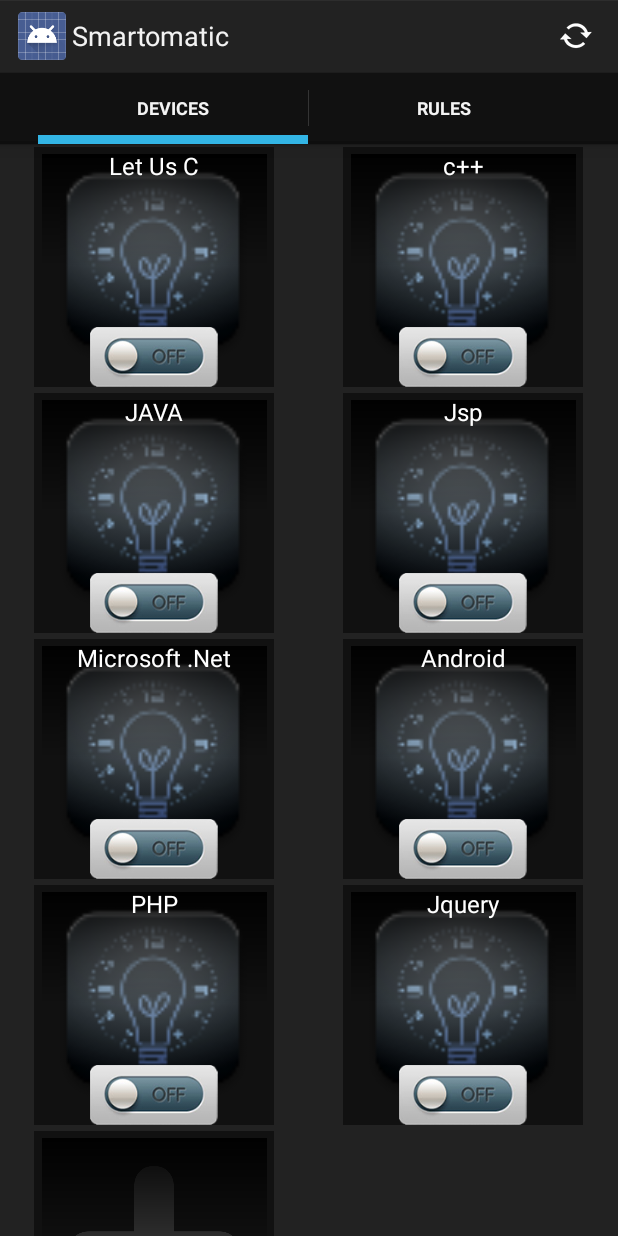
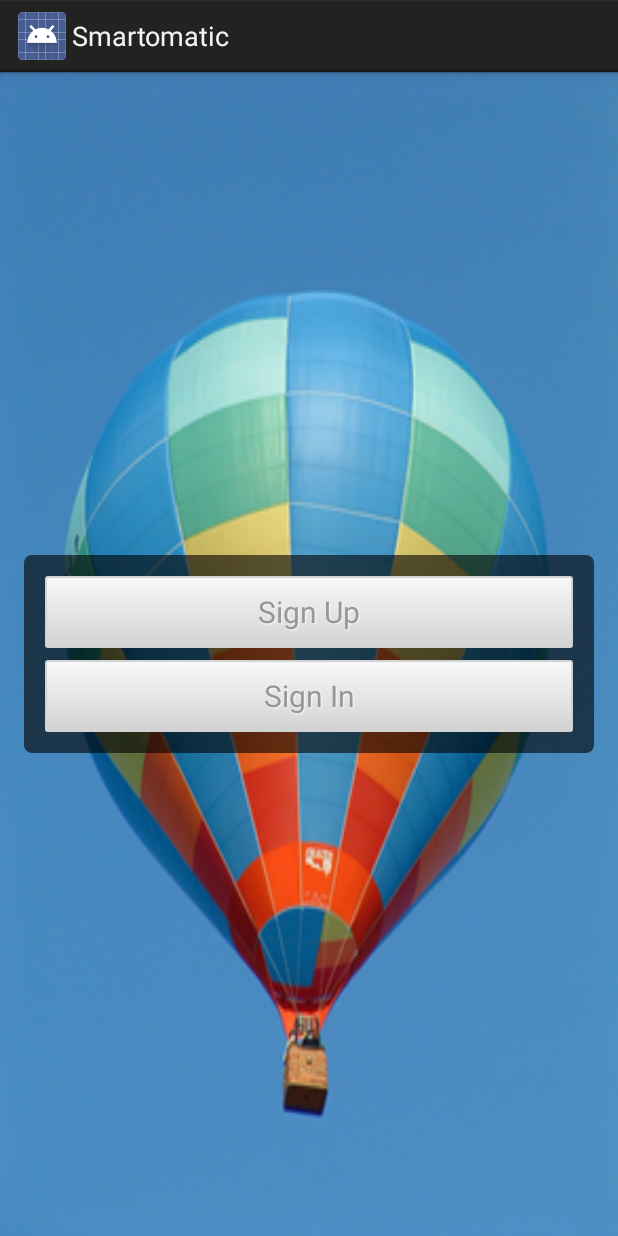
Before and after one commit to Xeaphii/FYP, an Android app: the screen it shows after launch (MainActivity before the commit, InitializationSetup after it), on a phone screen of 412 x 824 dp. Run offline under Robolectric (Android 15) with nearby library versions, the phone set to English and light mode, and no system bars.

Commit message:
Android App Refinement, Internet Connected, Signup/Signin

```diff
--- /dev/null
+++ b/Smartomatic/Code/app/src/main/java/info/androidhive/tabsswipe/InitializationSetup.java
@@ -0,0 +1,48 @@
+package info.androidhive.tabsswipe;
+
+import android.app.Activity;
+import android.content.Intent;
+import android.os.Bundle;
+import android.preference.PreferenceManager;
+import android.view.View;
+import android.view.View.OnClickListener;
+import android.widget.Button;
+
+public class InitializationSetup extends Activity implements OnClickListener {
+
+    Button btnSignIn;
+    Button btnSignUp;
+    @Override
+    protected void onCreate(Bundle savedInstanceState) {
+        super.onCreate(savedInstanceState);
+        setContentView(R.layout.initialization_setup);
+        String InitStatus = PreferenceManager.getDefaultSharedPreferences(getApplicationContext()).getString("is_initialized", "0");
+        if (InitStatus.equals("1"))
+        {
+            Intent GoToMainActivity = new Intent(getApplicationContext(),MainActivity.class);
+            startActivity(GoToMainActivity);
+        }
+
+        btnSignIn = (Button) findViewById(R.id.btnSingIn);
+        btnSignUp = (Button) findViewById(R.id.btnSignUp);
+
+        btnSignIn.setOnClickListener(this);
+        btnSignUp.setOnClickListener(this);
+    }
+    @Override
+    public void onClick(View v) {
+        Intent i = null;
+        switch(v.getId()){
+            case R.id.btnSingIn:
+                i = new Intent(this,SignInActivity.class);
+                break;
+            case R.id.btnSignUp:
+                i = new Intent(this,SignUpActivity.class);
+                break;
+        }
+        startActivity(i);
+    }
+
+
+
+}
--- /dev/null
+++ b/Smartomatic/Code/app/src/main/res/drawable-hdpi/button_default_bg.xml
@@ -0,0 +1,29 @@
+<?xml version="1.0" encoding="utf-8"?>
+<selector xmlns:android="http://schemas.android.com/apk/res/android">
+    <item  android:state_pressed="true" >
+        <shape>
+            <solid
+                android:color="#f8f9fa" />
+            <stroke
+                android:width="1dp"
+                android:color="#d2d2d2" />
+            <corners
+                android:radius="1dp" />
+
+        </shape>
+    </item>
+    <item>
+        <shape>
+            <gradient
+                android:startColor="#f8f9fa"
+                android:endColor="#d2d2d2"
+                android:angle="270" />
+            <stroke
+                android:width="1dp"
+                android:color="#d2d2d2" />
+            <corners
+                android:radius="1dp" />
+
+        </shape>
+    </item>
+</selector>
--- /dev/null
+++ b/Smartomatic/Code/app/src/main/res/drawable-hdpi/linearlayout_bg.xml
@@ -0,0 +1,6 @@
+<?xml version="1.0" encoding="utf-8"?>
+<shape xmlns:android="http://schemas.android.com/apk/res/android" android:shape="rectangle">
+   <solid android:color="#99000000" ></solid>
+   <corners android:radius="8px"></corners>
+   <stroke  android:width="0dp" android:color="#A4C2E0"></stroke>
+</shape>
--- /dev/null
+++ b/Smartomatic/Code/app/src/main/res/layout/initialization_setup.xml
@@ -0,0 +1,44 @@
+<RelativeLayout xmlns:android="http://schemas.android.com/apk/res/android"
+    xmlns:tools="http://schemas.android.com/tools"
+    android:layout_width="match_parent"
+    android:layout_height="match_parent"
+    android:paddingBottom="@dimen/activity_vertical_margin"
+    android:paddingLeft="@dimen/activity_horizontal_margin"
+    android:paddingRight="@dimen/activity_horizontal_margin"
+    android:paddingTop="@dimen/activity_vertical_margin"
+    tools:context=".MainActivity"
+
+    android:background="@drawable/balloon_bg">
+
+    <LinearLayout
+        android:orientation="vertical"
+        android:layout_width="match_parent"
+        android:layout_height="wrap_content"
+        android:layout_centerInParent="true"
+        android:background="@drawable/linearlayout_bg"
+        android:padding="10dp"
+        >
+
+        <Button
+            android:id="@+id/btnSignUp"
+            android:layout_width="match_parent"
+            android:layout_height="wrap_content"
+            android:padding="10dp"
+            android:layout_margin="4dp"
+            android:text="Sign Up"
+            android:background="@drawable/button_default_bg"
+            style="@style/DefaultButtonText"
+            />
+        <Button
+            android:id="@+id/btnSingIn"
+            android:layout_width="match_parent"
+            android:layout_height="wrap_content"
+            android:padding="10dp"
+            android:layout_margin="4dp"
+            android:text="Sign In"
+            style="@style/DefaultButtonText"
+            android:background="@drawable/button_default_bg"
+            />
+    </LinearLayout>
+
+</RelativeLayout>
--- a/Smartomatic/Code/app/src/main/res/values/strings.xml
+++ b/Smartomatic/Code/app/src/main/res/values/strings.xml
@@ -3,4 +3,17 @@
     <string name="app_name">Smartomatic</string>
     <string name="action_settings">Settings</string>
     <string name="hello_world">Hello world!</string>
+    <style name="DefaultButtonText">
+        <item name="android:layout_width">fill_parent</item>
+        <item name="android:layout_height">wrap_content</item>
+        <item name="android:textColor">#979797</item>
+        <item name="android:gravity">center</item>
+        <item name="android:layout_margin">3dp</item>
+        <item name="android:textStyle">normal</item>
+        <item name="android:textSize">20sp</item>
+        <item name="android:shadowColor">#f9f9f9</item>
+        <item name="android:shadowDx">1</item>
+        <item name="android:shadowDy">1</item>
+        <item name="android:shadowRadius">1</item>
+    </style>
 </resources>
```
Also changed, not shown: Smartomatic/Code/app/src/main/AndroidManifest.xml (+18 -0 lines), Smartomatic/Code/app/src/main/java/info/androidhive/tabsswipe/SignInActivity.java (added, +123 -0 lines), Smartomatic/Code/app/src/main/java/info/androidhive/tabsswipe/SignUpActivity.java (added, +123 -0 lines), Smartomatic/Code/app/src/main/res/drawable-hdpi/edittext_bottom_bg.xml (added, +11 -0 lines), Smartomatic/Code/app/src/main/res/drawable-hdpi/edittext_default_bg.xml (added, +8 -0 lines), Smartomatic/Code/app/src/main/res/drawable-hdpi/edittext_top_bg.xml (added, +10 -0 lines), Smartomatic/Code/app/src/main/res/layout/activity_sign_in_screen.xml (added, +54 -0 lines), Smartomatic/Code/app/src/main/res/layout/activity_sign_up_screen.xml (added, +65 -0 lines), Smartomatic/Code/app/src/main/res/drawable-hdpi/balloon_bg.png (added), Smartomatic/Code/app/src/main/res/drawable-hdpi/email.png (added), Smartomatic/Code/app/src/main/res/drawable-hdpi/password.png (added), Smartomatic/Code/app/src/main/res/drawable-hdpi/user.png (added), 39 other files.
